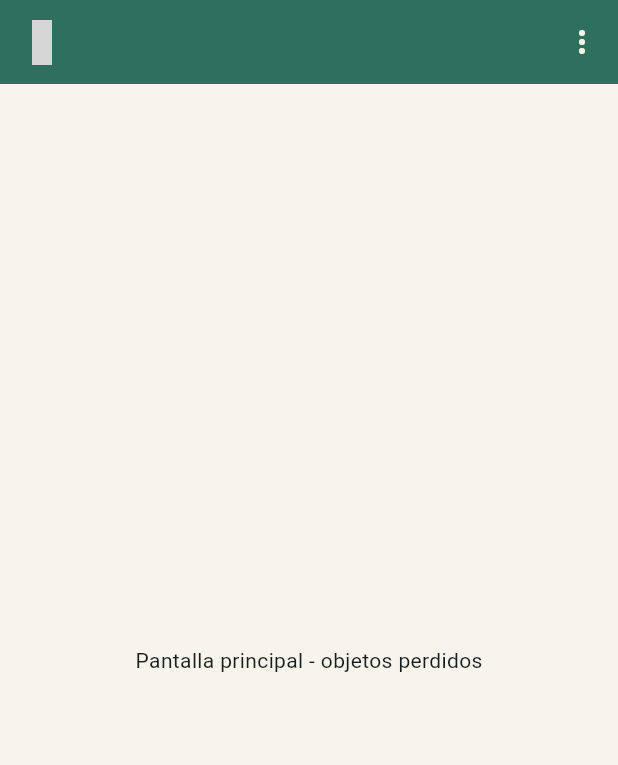
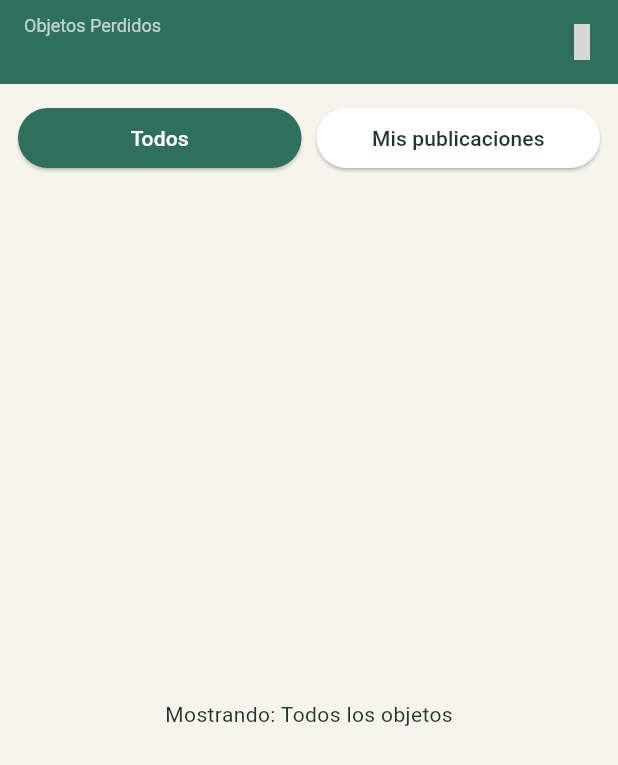
Before and after one commit to ConnyVC/ObjetosPerdidos-DAM, a Flutter app: the screen it shows once a user with an empty profile is signed in, on a phone screen of 412 x 824 dp. Shown: the top 765 px of the screen. Run offline on Flutter 3.47's test engine with Material 3 defaults, Android fonts, the phone set to English and light mode, and no system bars; our stand-ins replace cloud_firestore, firebase_auth, firebase_core, flutter_material_design_icons, google_sign_in; accounts and stored records are empty; grey boxes are pictures that could not be loaded.

Commit message:
se implementó home

```diff
--- a/lib/main.dart
+++ b/lib/main.dart
@@ -1,7 +1,6 @@
 import 'package:firebase_core/firebase_core.dart';
 import 'package:flutter/material.dart';
 import 'package:objetos_perdidos/pages/auth_wrapper.dart';
-import 'package:objetos_perdidos/pages/home_page.dart';
 
 import 'constants.dart';
 
--- a/lib/pages/home_page.dart
+++ b/lib/pages/home_page.dart
@@ -14,6 +14,7 @@ class HomePage extends StatefulWidget {
 
 class _HomePageState extends State<HomePage> {
   User? user;
+  bool soloMios = false;
 
   @override
   void initState() {
@@ -29,37 +30,98 @@ class _HomePageState extends State<HomePage> {
   @override
   Widget build(BuildContext context) {
     return Scaffold(
+      backgroundColor: AppColors.fondo,
       appBar: AppBar(
         backgroundColor: AppColors.primario,
-        leading: Icon(
-          MdiIcons.bagPersonal,
-          size: 30,
-          color: AppColors.terciario,
-        ),
-        title: Text(
-          user?.displayName ?? "Cargando datos...",
-          style: TextStyle(color: AppColors.fondo, fontSize: 20),
+        title: Column(
+          crossAxisAlignment: CrossAxisAlignment.start,
+          children: [
+            Text(
+              'Objetos Perdidos',
+              style: TextStyle(color: Colors.white70, fontSize: 12),
+            ),
+            Text(
+              user?.displayName ?? 'Cargando usuario...',
+              style: TextStyle(
+                color: Colors.white,
+                fontSize: 18,
+                fontWeight: FontWeight.bold,
+              ),
+            ),
+          ],
         ),
         actions: [
-          PopupMenuButton(
-            onSelected: (valueSeleccionado) async {
+          IconButton(
+            icon: Icon(MdiIcons.logout, color: Colors.white),
+            tooltip: 'Cerrar Sesión',
+            onPressed: () async {
               await GoogleSignIn().signOut();
               await FirebaseAuth.instance.signOut();
             },
-            iconColor: AppColors.fondo,
-            itemBuilder: (context) => [
-              PopupMenuItem(
-                value: 'logout',
-                child: Text(
-                  'Cerrar sesión',
-                  style: TextStyle(color: AppColors.secundario),
-                ),
-              ),
-            ],
           ),
         ],
       ),
-      body: Center(child: Text('Pantalla principal - objetos perdidos')),
+      body: Column(
+        children: [
+          // Barra superior de filtro (Todos vs Mis publicaciones)
+          Container(
+            padding: EdgeInsets.all(12),
+            child: Row(
+              children: [
+                Expanded(
+                  child: ElevatedButton(
+                    onPressed: () {
+                      setState(() {
+                        soloMios = false;
+                      });
+                    },
+                    style: ElevatedButton.styleFrom(
+                      backgroundColor: !soloMios
+                          ? AppColors.primario
+                          : Colors.white,
+                      foregroundColor: !soloMios
+                          ? Colors.white
+                          : AppColors.textoOscuro,
+                    ),
+                    child: Text('Todos'),
+                  ),
+                ),
+                SizedBox(width: 10),
+                Expanded(
+                  child: ElevatedButton(
+                    onPressed: () {
+                      setState(() {
+                        soloMios = true;
+                      });
+                    },
+                    style: ElevatedButton.styleFrom(
+                      backgroundColor: soloMios
+                          ? AppColors.primario
+                          : Colors.white,
+                      foregroundColor: soloMios
+                          ? Colors.white
+                          : AppColors.textoOscuro,
+                    ),
+                    child: Text('Mis publicaciones'),
+                  ),
+                ),
+              ],
+            ),
+          ),
+
+          // Espacio reservado para la lista de objetos (siguiente paso)
+          Expanded(
+            child: Center(
+              child: Text(
+                soloMios
+                    ? 'Mostrando: Mis publicaciones'
+                    : 'Mostrando: Todos los objetos',
+                style: TextStyle(color: AppColors.textoOscuro),
+              ),
+            ),
+          ),
+        ],
+      ),
     );
   }
 }
```
